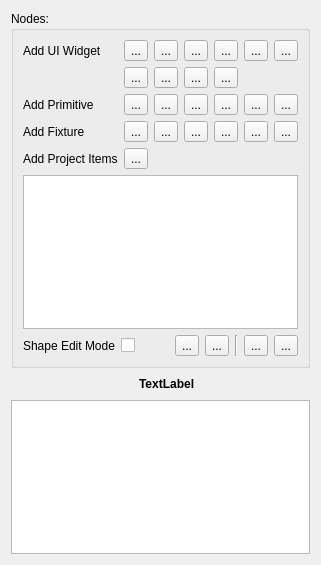
Qt form Editor/src/Items/Entity/EntityWidget.ui (GameOverture/HarmonyEngine) before a commit.
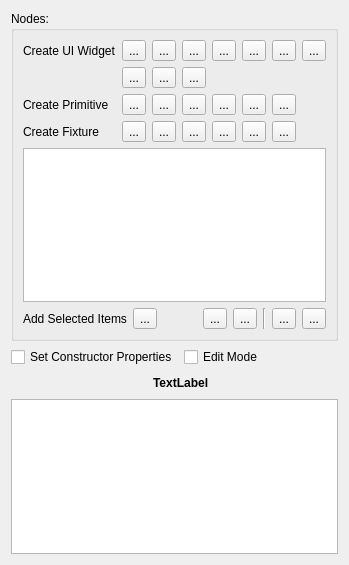
The same form after that commit. Icons and pictures are not drawn. Custom widgets are drawn as their Qt base class.

Diff of the .ui file:
```diff
--- a/Editor/src/Items/Entity/EntityWidget.ui
+++ b/Editor/src/Items/Entity/EntityWidget.ui
@@ -6,7 +6,7 @@
    <rect>
     <x>0</x>
     <y>0</y>
-    <width>320</width>
+    <width>349</width>
     <height>565</height>
    </rect>
   </property>
@@ -99,23 +99,13 @@
           </item>
          </layout>
         </item>
-        <item row="4" column="0">
-         <widget class="QLabel" name="lblAddChildren">
-          <property name="toolTip">
-           <string>Add the currently selected items in Project Explorer</string>
-          </property>
-          <property name="text">
-           <string>Add Project Items</string>
-          </property>
-         </widget>
-        </item>
         <item row="3" column="0">
          <widget class="QLabel" name="lblAddShape">
           <property name="toolTip">
            <string>Fixtures are invisible shapes used as bounding volumes, collision, or sensors</string>
           </property>
           <property name="text">
-           <string>Add Fixture</string>
+           <string>Create Fixture</string>
           </property>
          </widget>
         </item>
@@ -125,7 +115,7 @@
            <string>Add a customizable prebuilt entity that behaves like a UI widget/control</string>
           </property>
           <property name="text">
-           <string>Add UI Widget</string>
+           <string>Create UI Widget</string>
           </property>
          </widget>
         </item>
@@ -135,7 +125,7 @@
            <string>Primitives are visually rendered shapes that are cosmedic only</string>
           </property>
           <property name="text">
-           <string>Add Primitive</string>
+           <string>Create Primitive</string>
           </property>
          </widget>
         </item>
@@ -216,13 +206,6 @@
           </item>
          </layout>
         </item>
-        <item row="4" column="1">
-         <widget class="QToolButton" name="btnAddChild">
-          <property name="text">
-           <string>...</string>
-          </property>
-         </widget>
-        </item>
         <item row="0" column="1">
          <layout class="QHBoxLayout" name="horizontalLayout_2">
           <item>
@@ -232,6 +215,13 @@
             </property>
            </widget>
           </item>
+          <item>
+           <widget class="QToolButton" name="btnAddRichLabel">
+            <property name="text">
+             <string>...</string>
+            </property>
+           </widget>
+          </item>
           <item>
            <widget class="QToolButton" name="btnAddButton">
             <property name="text">
@@ -285,14 +275,7 @@
         <item row="1" column="1">
          <layout class="QHBoxLayout" name="horizontalLayout_4">
           <item>
-           <widget class="QToolButton" name="btnAddLineEdit">
-            <property name="text">
-             <string>...</string>
-            </property>
-           </widget>
-          </item>
-          <item>
-           <widget class="QToolButton" name="btnAddRichText">
+           <widget class="QToolButton" name="btnAddTextField">
             <property name="text">
              <string>...</string>
             </property>
@@ -345,16 +328,19 @@
       <item>
        <layout class="QHBoxLayout" name="ChildrenToolbar">
         <item>
-         <widget class="QLabel" name="label">
+         <widget class="QLabel" name="lblAddChildren">
+          <property name="toolTip">
+           <string>Add the currently selected items in Project Explorer</string>
+          </property>
           <property name="text">
-           <string>Shape Edit Mode</string>
+           <string>Add Selected Items</string>
           </property>
          </widget>
         </item>
         <item>
-         <widget class="QCheckBox" name="chkShapeEditMode">
+         <widget class="QToolButton" name="btnAddChild">
           <property name="text">
-           <string/>
+           <string>...</string>
           </property>
          </widget>
         </item>
@@ -411,6 +397,24 @@
      </layout>
     </widget>
    </item>
+   <item>
+    <layout class="QHBoxLayout" name="horizontalLayout">
+     <item>
+      <widget class="QCheckBox" name="chkSetConstructor">
+       <property name="text">
+        <string>Set Constructor Properties</string>
+       </property>
+      </widget>
+     </item>
+     <item>
+      <widget class="QCheckBox" name="chkShapeEditMode">
+       <property name="text">
+        <string>Edit Mode</string>
+       </property>
+      </widget>
+     </item>
+    </layout>
+   </item>
    <item>
     <layout class="QHBoxLayout" name="lytPropertiesHeader">
      <item>
```
Left out of the diff: 120 changed lines with no effect on the pictures.
